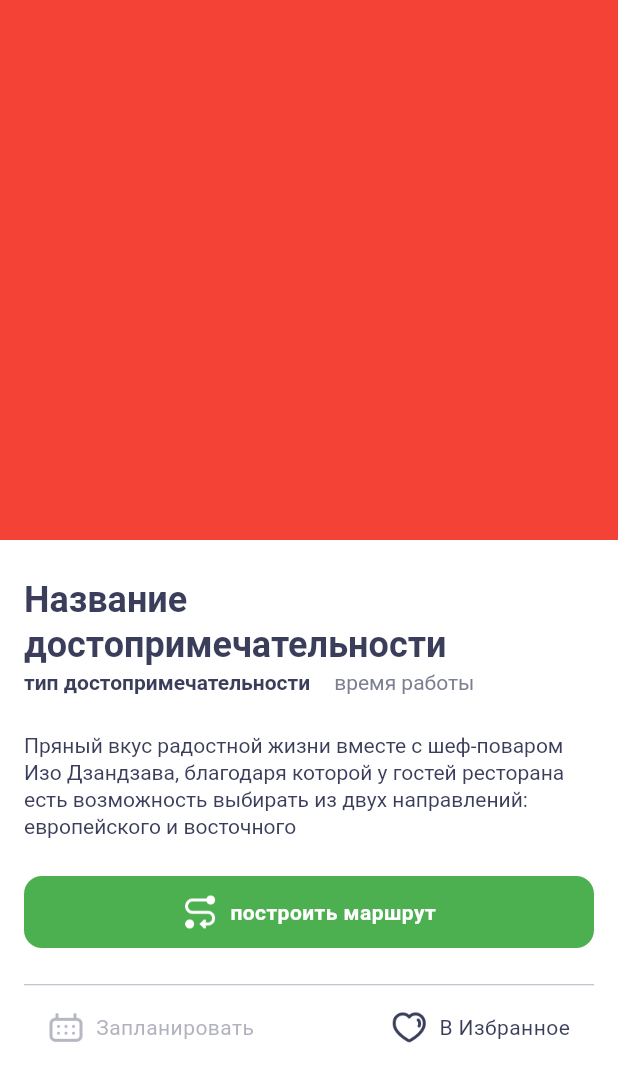
After one commit to konstantinovmax/places, a Flutter app: the SightDetails screen opened directly, on a phone screen of 412 x 824 dp. The commit adds this screen. Shown: the top 1082 px of the screen. Run offline on Flutter 3.47's test engine with Material 2 defaults, Android fonts, the phone set to English and light mode, and no system bars.

Commit message:
Add place details screen

```diff
--- /dev/null
+++ b/lib/ui/screen/sight_details.dart
@@ -0,0 +1,189 @@
+import 'package:flutter/material.dart';
+
+class SightDetails extends StatelessWidget {
+  const SightDetails({Key? key}) : super(key: key);
+
+  @override
+  Widget build(BuildContext context) {
+    return Scaffold(
+      backgroundColor: Colors.white,
+      body: Column(
+        children: [
+          Container(
+            height: 360.0,
+            color: Colors.red,
+          ),
+          const SizedBox(
+            height: 24.0,
+          ),
+          Padding(
+            padding: const EdgeInsets.symmetric(horizontal: 16.0),
+            child: Column(
+              children: [
+                const Text(
+                  'Название достопримечательности',
+                  style: TextStyle(
+                    fontFamily: 'Roboto',
+                    fontWeight: FontWeight.w700,
+                    fontSize: 24.0,
+                    height: 1.25,
+                    color: Color(0xFF3B3E5B),
+                  ),
+                ),
+                const SizedBox(
+                  height: 2.0,
+                ),
+                Row(
+                  children: const [
+                    Text(
+                      'тип достопримечательности',
+                      style: TextStyle(
+                        fontFamily: 'Roboto',
+                        fontWeight: FontWeight.w700,
+                        fontSize: 14.0,
+                        height: 1.25,
+                        color: Color(0xFF3B3E5B),
+                      ),
+                    ),
+                    SizedBox(
+                      width: 16.0,
+                    ),
+                    Text(
+                      'время работы',
+                      style: TextStyle(
+                        fontFamily: 'Roboto',
+                        fontWeight: FontWeight.w400,
+                        fontSize: 14.0,
+                        height: 1.25,
+                        color: Color(0xFF7C7E92),
+                      ),
+                    ),
+                  ],
+                ),
+                const SizedBox(
+                  height: 24.0,
+                ),
+                const Text(
+                  'Пряный вкус радостной жизни вместе с шеф-поваром Изо Дзандзава, благодаря которой у гостей ресторана есть возможность выбирать из двух направлений: европейского и восточного',
+                  style: TextStyle(
+                    fontFamily: 'Roboto',
+                    fontWeight: FontWeight.w400,
+                    fontSize: 14.0,
+                    height: 1.25,
+                    color: Color(0xFF3B3E5B),
+                  ),
+                ),
+                const SizedBox(
+                  height: 24.0,
+                ),
+                SizedBox(
+                  height: 48.0,
+                  child: ElevatedButton(
+                    onPressed: () {},
+                    style: ButtonStyle(
+                      elevation: MaterialStateProperty.all(0),
+                      backgroundColor: MaterialStateProperty.resolveWith(
+                        (states) => const Color(0xFF4CAF50),
+                      ),
+                      shape: MaterialStateProperty.all(
+                        RoundedRectangleBorder(
+                          borderRadius: BorderRadius.circular(12.0),
+                        ),
+                      ),
+                    ),
+                    child: Row(
+                      mainAxisAlignment: MainAxisAlignment.center,
+                      children: [
+                        Image.asset('res/icons/direction_icon.png'),
+                        const SizedBox(
+                          width: 8.0,
+                        ),
+                        Text(
+                          'Построить маршрут'.toLowerCase(),
+                          style: const TextStyle(
+                            fontFamily: 'Roboto',
+                            fontWeight: FontWeight.w700,
+                            fontSize: 14.0,
+                            height: 1.25,
+                            letterSpacing: 0.3,
+                            color: Color(0xFFFFFFFF),
+                          ),
+                        ),
+                      ],
+                    ),
+                  ),
+                ),
+                const SizedBox(
+                  height: 24.0,
+                ),
+                Divider(
+                  height: 1.0,
+                  thickness: 0.0,
+                  color: const Color(0xFF7C7E92).withOpacity(0.6),
+                ),
+                const SizedBox(
+                  height: 16.0,
+                ),
+                Padding(
+                  padding: const EdgeInsets.symmetric(horizontal: 16.0),
+                  child: Row(
+                    mainAxisAlignment: MainAxisAlignment.spaceBetween,
+                    children: [
+                      InkWell(
+                        onTap: () {},
+                        child: Row(
+                          children: [
+                            Image.asset('res/icons/calendar_icon.png'),
+                            const SizedBox(
+                              width: 8.0,
+                            ),
+                            Text(
+                              'Запланировать',
+                              style: TextStyle(
+                                fontFamily: 'Roboto',
+                                fontWeight: FontWeight.w400,
+                                fontSize: 14.0,
+                                height: 1.25,
+                                letterSpacing: 0.3,
+                                color: const Color(0xFF7C7E92).withOpacity(0.6),
+                              ),
+                            ),
+                          ],
+                        ),
+                      ),
+                      InkWell(
+                        onTap: () {},
+                        child: Row(
+                          children: [
+                            Image.asset(
+                              'res/icons/heart_icon.png',
+                              color: const Color(0xFF3B3E5B),
+                            ),
+                            const SizedBox(
+                              width: 8.0,
+                            ),
+                            const Text(
+                              'В Избранное',
+                              style: TextStyle(
+                                fontFamily: 'Roboto',
+                                fontWeight: FontWeight.w400,
+                                fontSize: 14.0,
+                                height: 1.25,
+                                letterSpacing: 0.3,
+                                color: Color(0xFF3B3E5B),
+                              ),
+                            ),
+                          ],
+                        ),
+                      ),
+                    ],
+                  ),
+                ),
+              ],
+            ),
+          ),
+        ],
+      ),
+    );
+  }
+}
--- a/lib/ui/screen/sight_list_screen.dart
+++ b/lib/ui/screen/sight_list_screen.dart
@@ -30,7 +30,7 @@ class _SightListScreenState extends State<SightListScreen> {
                 fontWeight: FontWeight.w700,
                 fontSize: 32.0,
                 height: 1.12,
-                color: Color(0xFF252849),
+                color: Color(0xFF3B3E5B),
               ),
               maxLines: 2,
             ),
```
Also changed, not shown: res/icons/2.0x/calendar_icon.png (added), res/icons/2.0x/direction_icon.png (added), res/icons/3.0x/calendar_icon.png (added), res/icons/3.0x/direction_icon.png (added), res/icons/calendar_icon.png (added), res/icons/direction_icon.png (added).
